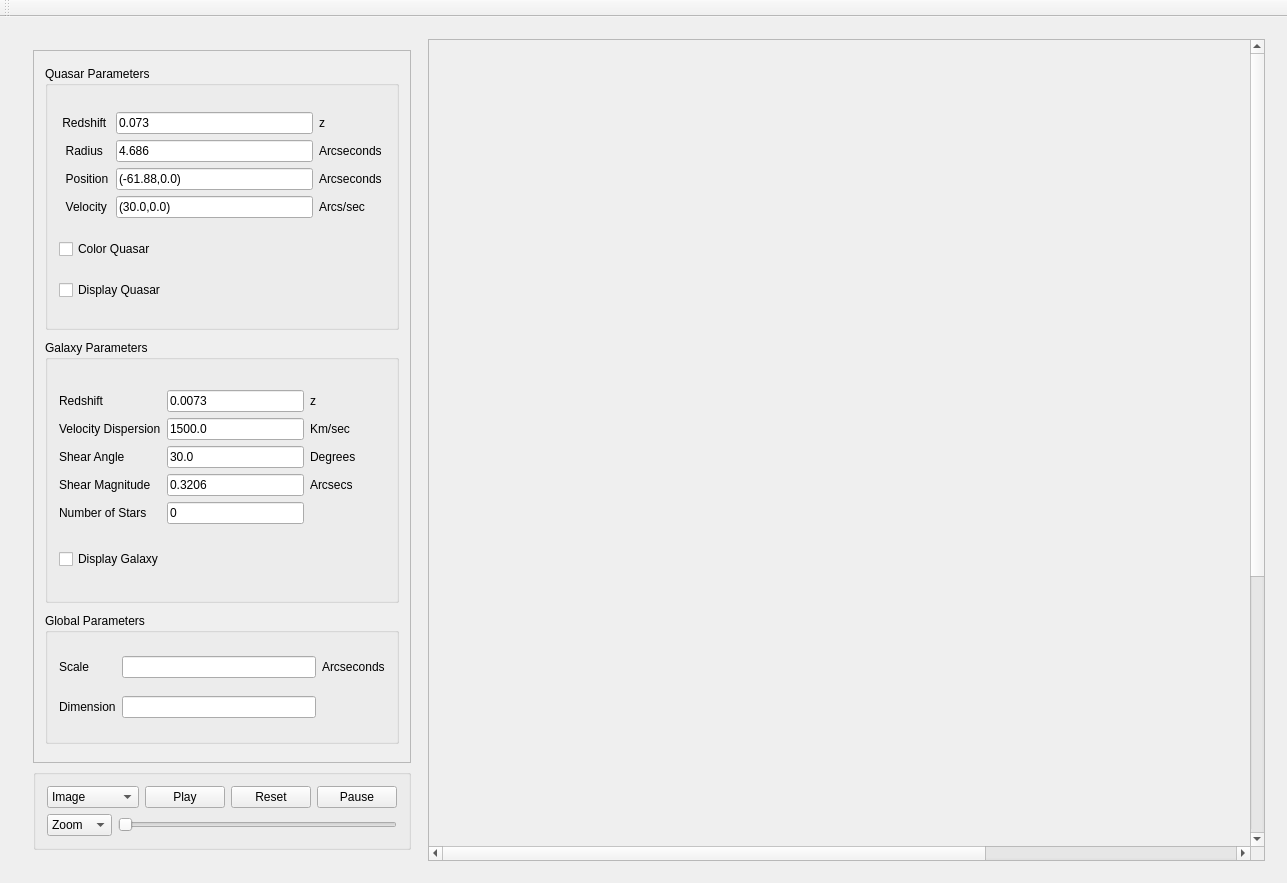
Above: GUI/gui.ui from JordanKoeller/MirageOld before the change. Below: the same form after it.
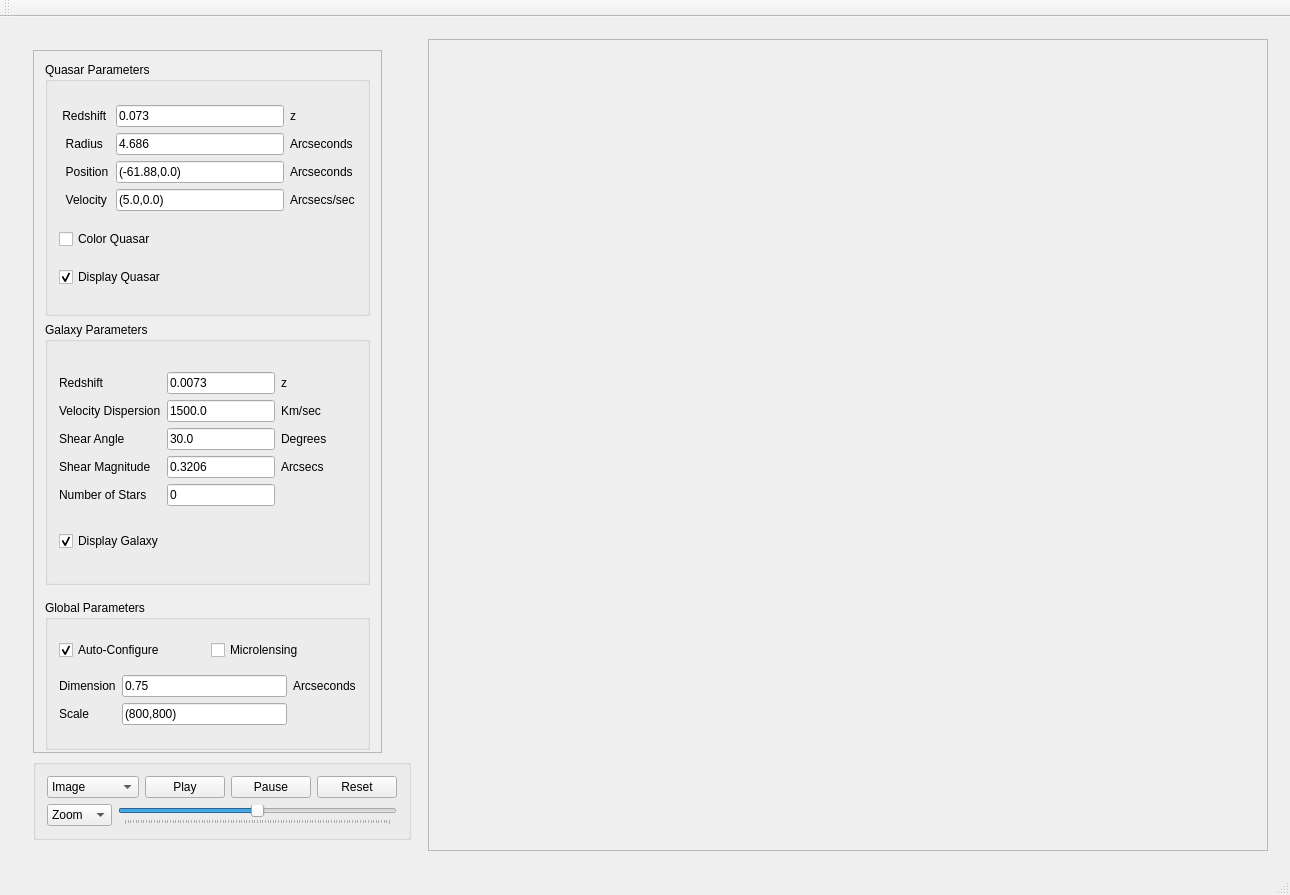
That is the form after the change.

```diff
--- a/GUI/gui.ui
+++ b/GUI/gui.ui
@@ -6,15 +6,15 @@
    <rect>
     <x>0</x>
     <y>0</y>
-    <width>1287</width>
-    <height>883</height>
+    <width>1290</width>
+    <height>895</height>
    </rect>
   </property>
   <property name="windowTitle">
    <string>gui</string>
   </property>
   <widget class="QWidget" name="centralWidget">
-   <layout class="QVBoxLayout" name="verticalLayout_5">
+   <layout class="QVBoxLayout" name="verticalLayout">
     <item>
      <widget class="QScrollArea" name="scrollArea">
       <property name="frameShape">
@@ -28,7 +28,7 @@
         <rect>
          <x>0</x>
          <y>0</y>
-         <width>1263</width>
+         <width>1266</width>
          <height>824</height>
         </rect>
        </property>
@@ -48,7 +48,7 @@
            <enum>QFrame::Raised</enum>
           </property>
           <layout class="QVBoxLayout" name="verticalLayout_3">
-           <item>
+           <item alignment="Qt::AlignLeft">
             <widget class="QScrollArea" name="scrollArea_2">
              <property name="maximumSize">
               <size>
@@ -65,7 +65,7 @@
                 <x>0</x>
                 <y>0</y>
                 <width>374</width>
-                <height>658</height>
+                <height>655</height>
                </rect>
               </property>
               <layout class="QVBoxLayout" name="verticalLayout_2">
@@ -123,41 +123,6 @@
                   </item>
                   <item row="0" column="1">
                    <layout class="QGridLayout" name="gridLayout_5">
-                    <item row="0" column="1">
-                     <widget class="QLineEdit" name="qRedshift">
-                      <property name="text">
-                       <string>0.073</string>
-                      </property>
-                     </widget>
-                    </item>
-                    <item row="0" column="2">
-                     <widget class="QLabel" name="label_5">
-                      <property name="text">
-                       <string>z</string>
-                      </property>
-                     </widget>
-                    </item>
-                    <item row="1" column="2">
-                     <widget class="QLabel" name="label_19">
-                      <property name="text">
-                       <string>Arcseconds</string>
-                      </property>
-                     </widget>
-                    </item>
-                    <item row="1" column="0">
-                     <widget class="QLabel" name="label_4">
-                      <property name="text">
-                       <string>  Radius</string>
-                      </property>
-                     </widget>
-                    </item>
-                    <item row="0" column="0">
-                     <widget class="QLabel" name="label_9">
-                      <property name="text">
-                       <string> Redshift </string>
-                      </property>
-                     </widget>
-                    </item>
                     <item row="2" column="1">
                      <widget class="QLineEdit" name="qPosition">
                       <property name="text">
@@ -196,14 +161,49 @@
                     <item row="3" column="1">
                      <widget class="QLineEdit" name="qVelocity">
                       <property name="text">
-                       <string>(30.0,0.0)</string>
+                       <string>(5.0,0.0)</string>
                       </property>
                      </widget>
                     </item>
                     <item row="3" column="2">
                      <widget class="QLabel" name="label_8">
                       <property name="text">
-                       <string>Arcs/sec</string>
+                       <string>Arcsecs/sec</string>
+                      </property>
+                     </widget>
+                    </item>
+                    <item row="1" column="2">
+                     <widget class="QLabel" name="label_19">
+                      <property name="text">
+                       <string>Arcseconds</string>
+                      </property>
+                     </widget>
+                    </item>
+                    <item row="0" column="0">
+                     <widget class="QLabel" name="label_9">
+                      <property name="text">
+                       <string> Redshift </string>
+                      </property>
+                     </widget>
+                    </item>
+                    <item row="1" column="0">
+                     <widget class="QLabel" name="label_4">
+                      <property name="text">
+                       <string>  Radius</string>
+                      </property>
+                     </widget>
+                    </item>
+                    <item row="0" column="1">
+                     <widget class="QLineEdit" name="qRedshift">
+                      <property name="text">
+                       <string>0.073</string>
+                      </property>
+                     </widget>
+                    </item>
+                    <item row="0" column="2">
+                     <widget class="QLabel" name="label_5">
+                      <property name="text">
+                       <string>z</string>
                       </property>
                      </widget>
                     </item>
@@ -217,6 +217,9 @@
                     <property name="text">
                      <string>Display Quasar</string>
                     </property>
+                    <property name="checked">
+                     <bool>true</bool>
+                    </property>
                    </widget>
                   </item>
                  </layout>
@@ -255,6 +258,12 @@
                   </item>
                   <item row="5" column="2">
                    <widget class="QLabel" name="label_18">
+                    <property name="sizePolicy">
+                     <sizepolicy hsizetype="Preferred" vsizetype="Preferred">
+                      <horstretch>0</horstretch>
+                      <verstretch>1</verstretch>
+                     </sizepolicy>
+                    </property>
                     <property name="text">
                      <string/>
                     </property>
@@ -370,6 +379,9 @@
                     <property name="text">
                      <string>Display Galaxy</string>
                     </property>
+                    <property name="checked">
+                     <bool>true</bool>
+                    </property>
                    </widget>
                   </item>
                  </layout>
@@ -377,42 +389,87 @@
                </item>
                <item>
                 <widget class="QGroupBox" name="groupBox">
+                 <property name="minimumSize">
+                  <size>
+                   <width>0</width>
+                   <height>150</height>
+                  </size>
+                 </property>
                  <property name="maximumSize">
                   <size>
                    <width>16777215</width>
-                   <height>131</height>
+                   <height>132</height>
                   </size>
                  </property>
                  <property name="title">
                   <string>Global Parameters</string>
                  </property>
                  <layout class="QGridLayout" name="gridLayout_6">
-                  <item row="2" column="0">
-                   <widget class="QLabel" name="label_21">
-                    <property name="text">
-                     <string>Dimension</string>
-                    </property>
-                   </widget>
+                  <item row="5" column="0">
+                   <layout class="QGridLayout" name="gridLayout_2">
+                    <item row="0" column="1">
+                     <widget class="QLineEdit" name="scaleInput">
+                      <property name="enabled">
+                       <bool>true</bool>
+                      </property>
+                      <property name="text">
+                       <string>0.75</string>
+                      </property>
+                     </widget>
+                    </item>
+                    <item row="0" column="2">
+                     <widget class="QLabel" name="label_22">
+                      <property name="text">
+                       <string>Arcseconds</string>
+                      </property>
+                     </widget>
+                    </item>
+                    <item row="0" column="0">
+                     <widget class="QLabel" name="label_21">
+                      <property name="text">
+                       <string>Dimension</string>
+                      </property>
+                     </widget>
+                    </item>
+                    <item row="1" column="0">
+                     <widget class="QLabel" name="label_20">
+                      <property name="text">
+                       <string>Scale</string>
+                      </property>
+                     </widget>
+                    </item>
+                    <item row="1" column="1">
+                     <widget class="QLineEdit" name="dimensionInput">
+                      <property name="enabled">
+                       <bool>true</bool>
+                      </property>
+                      <property name="text">
+                       <string>(800,800)</string>
+                      </property>
+                     </widget>
+                    </item>
+                   </layout>
                   </item>
-                  <item row="2" column="2">
-                   <widget class="QLineEdit" name="lineEdit"/>
-                  </item>
-                  <item row="0" column="2">
-                   <widget class="QLineEdit" name="lineEdit_2"/>
-                  </item>
-                  <item row="0" column="0">
-                   <widget class="QLabel" name="label_20">
-                    <property name="text">
-                     <string>Scale</string>
-                    </property>
-                   </widget>
-                  </item>
-                  <item row="0" column="3">
-                   <widget class="QLabel" name="label_22">
-                    <property name="text">
-                     <string>Arcseconds</string>
-                    </property>
-                   </widget>
+                  <item row="1" column="0">
+                   <layout class="QHBoxLayout" name="horizontalLayout_3">
+                    <item>
+                     <widget class="QCheckBox" name="autoConfigCheckBox">
+                      <property name="text">
+                       <string>Auto-Configure</string>
+                      </property>
+                      <property name="checked">
+                       <bool>true</bool>
+                      </property>
+                     </widget>
+                    </item>
+                    <item>
+                     <widget class="QCheckBox" name="toggleMicrolensing">
+                      <property name="text">
+                       <string>Microlensing</string>
+                      </property>
+                     </widget>
+                    </item>
+                   </layout>
                   </item>
                  </layout>
                 </widget>
@@ -464,13 +521,6 @@
                   </property>
                  </widget>
                 </item>
-                <item>
-                 <widget class="QPushButton" name="resetButton">
-                  <property name="text">
-                   <string>Reset</string>
-                  </property>
-                 </widget>
-                </item>
                 <item>
                  <widget class="QPushButton" name="pauseButton">
                   <property name="text">
@@ -478,6 +528,13 @@
                   </property>
                  </widget>
                 </item>
+                <item>
+                 <widget class="QPushButton" name="resetButton">
+                  <property name="text">
+                   <string>Reset</string>
+                  </property>
+                 </widget>
+                </item>
                </layout>
               </item>
               <item>
@@ -503,9 +560,18 @@
                 </item>
                 <item>
                  <widget class="QSlider" name="horizontalSlider">
+                  <property name="maximum">
+                   <number>1000</number>
+                  </property>
+                  <property name="value">
+                   <number>500</number>
+                  </property>
                   <property name="orientation">
                    <enum>Qt::Horizontal</enum>
                   </property>
+                  <property name="tickPosition">
+                   <enum>QSlider::TicksBelow</enum>
+                  </property>
                  </widget>
                 </item>
                </layout>
@@ -520,19 +586,10 @@
          <widget class="QScrollArea" name="scrollArea_3">
           <property name="minimumSize">
            <size>
-            <width>0</width>
-            <height>0</height>
+            <width>800</width>
+            <height>800</height>
            </size>
           </property>
-          <property name="maximumSize">
-           <size>
-            <width>1200</width>
-            <height>1200</height>
-           </size>
-          </property>
-          <property name="frameShape">
-           <enum>QFrame::StyledPanel</enum>
-          </property>
           <property name="widgetResizable">
            <bool>true</bool>
           </property>
@@ -541,41 +598,19 @@
             <rect>
              <x>0</x>
              <y>0</y>
-             <width>1200</width>
-             <height>1200</height>
+             <width>824</width>
+             <height>798</height>
             </rect>
            </property>
-           <property name="minimumSize">
-            <size>
-             <width>1200</width>
-             <height>1200</height>
-            </size>
-           </property>
-           <property name="maximumSize">
-            <size>
-             <width>1200</width>
-             <height>1200</height>
-            </size>
-           </property>
-           <widget class="QLabel" name="main_canvas">
-            <property name="geometry">
-             <rect>
-              <x>0</x>
-              <y>0</y>
-              <width>1200</width>
-              <height>1200</height>
-             </rect>
-            </property>
-            <property name="minimumSize">
-             <size>
-              <width>1200</width>
-              <height>1200</height>
-             </size>
-            </property>
-            <property name="text">
-             <string/>
-            </property>
-           </widget>
+           <layout class="QVBoxLayout" name="verticalLayout_5">
+            <item>
+             <widget class="QLabel" name="main_canvas">
+              <property name="text">
+               <string/>
+              </property>
+             </widget>
+            </item>
+           </layout>
           </widget>
          </widget>
         </item>
@@ -590,7 +625,7 @@
     <rect>
      <x>0</x>
      <y>0</y>
-     <width>1287</width>
+     <width>1290</width>
      <height>22</height>
     </rect>
    </property>
@@ -603,6 +638,7 @@
     <bool>false</bool>
    </attribute>
   </widget>
+  <widget class="QStatusBar" name="statusBar"/>
  </widget>
  <layoutdefault spacing="6" margin="11"/>
  <resources/>
```
